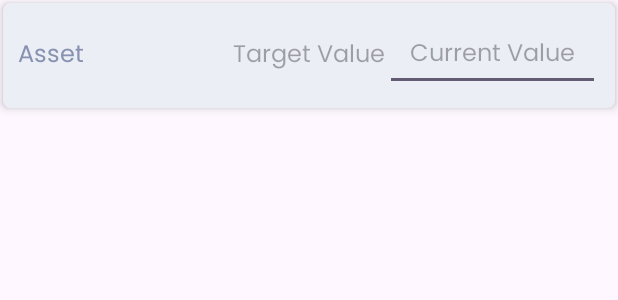
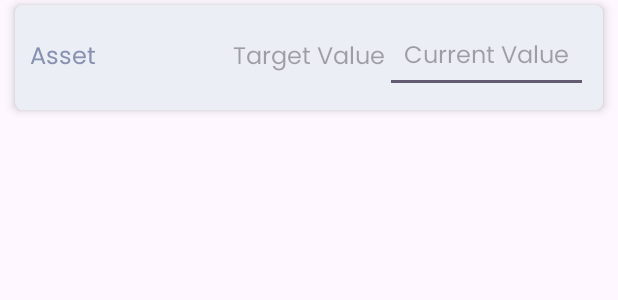
Before and after one commit to Leon-0-0-7/projekt_TNUV, an Android app: the layout asset_item_recycler_view.xml on its own in the app's theme, with its tools: preview values and no code run, on a phone screen of 412 x 824 dp. Shown: the top 300 px of the screen. Run offline under Robolectric (Android 15) with nearby library versions, the phone set to English and light mode, and no system bars.

Commit message:
Added a bit more margin

```diff
--- a/app/src/main/res/layout/asset_item_recycler_view.xml
+++ b/app/src/main/res/layout/asset_item_recycler_view.xml
@@ -2,7 +2,8 @@
     android:layout_width="match_parent"
     android:layout_height="wrap_content"
     xmlns:app="http://schemas.android.com/apk/res-auto"
-    android:layout_margin="2dp"
+    android:layout_marginHorizontal="10dp"
+    android:layout_marginVertical="3dp"
     app:cardElevation="4dp"
     app:cardCornerRadius="5dp"
     app:cardBackgroundColor="@color/ozadje"
```
